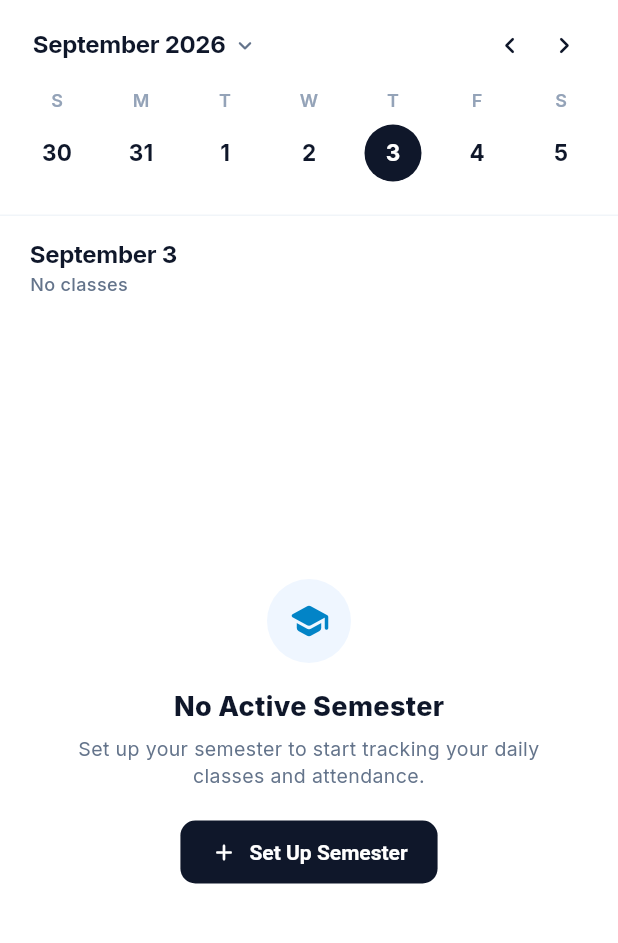
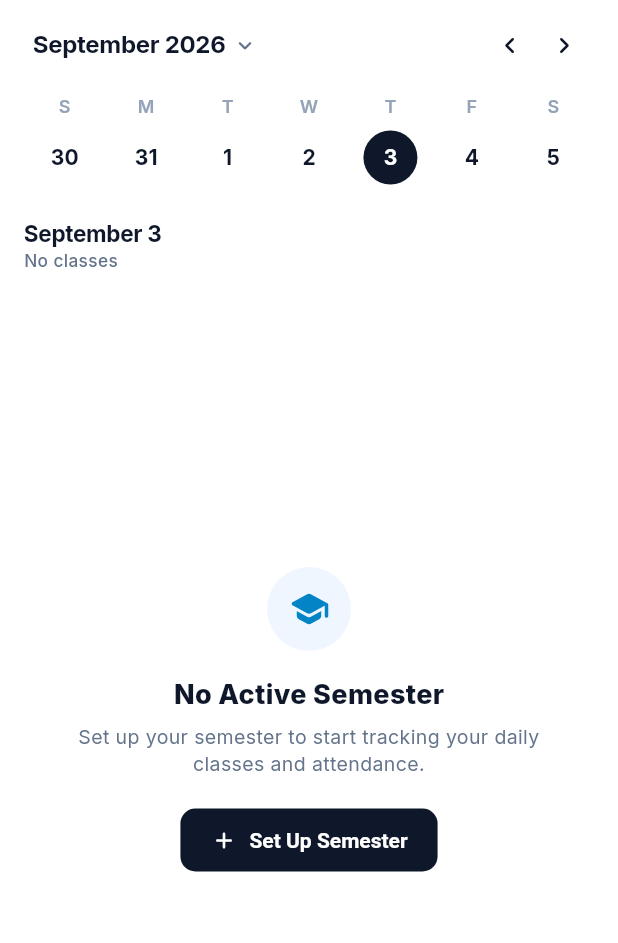
Before and after one commit to a3ryk/classtrack, a Flutter app: the CalendarScreen screen opened directly, on a phone screen of 412 x 824 dp, the part 84-1027 px from its top. Run offline on Flutter 3.47's test engine with Material 3 defaults, Android fonts, the phone set to English and light mode, and no system bars; our stand-ins replace drift, file_picker, flutter_local_notifications, flutter_riverpod, flutter_svg, google_fonts and 6 more; missing offline and left inert: dart:ffi, excel, google_mlkit_text_recognition, mobile_scanner; accounts and stored records are empty; generated files the repository leaves out were written again.

Commit message:
fix(ui): resolve calendar header RenderFlex overflow, clean holiday copy, and add 120fps bottom sheet glide

```diff
--- a/lib/presentation/screens/calendar/calendar_screen.dart
+++ b/lib/presentation/screens/calendar/calendar_screen.dart
@@ -261,9 +261,9 @@ class _CalendarScreenState extends ConsumerState<CalendarScreen> with SingleTick
             Padding(
               padding: const EdgeInsets.fromLTRB(20, 16, 20, 8),
               child: Row(
-                mainAxisAlignment: MainAxisAlignment.spaceBetween,
-                children: [
-                  Text(
+                children: [
+                  Expanded(
+                    child: Text(
                       'Calendar',
                       style: TextStyle(
                         fontSize: 28,
@@ -272,8 +272,10 @@ class _CalendarScreenState extends ConsumerState<CalendarScreen> with SingleTick
                         letterSpacing: -0.8,
                       ),
                     ),
+                  ),
 
                   Row(
+                    mainAxisSize: MainAxisSize.min,
                     children: [
                       // Instant "Today" Button (Shown when not currently on today)
                       if (!isToday)
@@ -288,6 +290,7 @@ class _CalendarScreenState extends ConsumerState<CalendarScreen> with SingleTick
                                 borderRadius: BorderRadius.circular(20),
                               ),
                               child: Row(
+                                mainAxisSize: MainAxisSize.min,
                                 children: [
                                   Icon(
                                     Icons.today_rounded,
@@ -320,6 +323,7 @@ class _CalendarScreenState extends ConsumerState<CalendarScreen> with SingleTick
                             border: Border.all(color: isDark ? AppColors.borderDark : const Color(0xFFE2E8F0), width: 0.8),
                           ),
                           child: Row(
+                            mainAxisSize: MainAxisSize.min,
                             children: [
                               Icon(
                                 _viewMode == CalendarViewMode.week
@@ -351,22 +355,27 @@ class _CalendarScreenState extends ConsumerState<CalendarScreen> with SingleTick
             Padding(
               padding: const EdgeInsets.symmetric(horizontal: 20, vertical: 6),
               child: Row(
-                mainAxisAlignment: MainAxisAlignment.spaceBetween,
                 children: [
                   // Month/Year clickable button with Dropdown chevron
-                  TapScaleContainer(
+                  Expanded(
+                    child: TapScaleContainer(
                       onTap: () => _showMonthYearPickerModal(context),
                       child: Padding(
                         padding: const EdgeInsets.symmetric(vertical: 4, horizontal: 2),
                         child: Row(
-                        children: [
-                          Text(
+                          mainAxisSize: MainAxisSize.min,
+                          children: [
+                            Flexible(
+                              child: Text(
                                 monthYearTitle,
                                 style: TextStyle(
                                   fontSize: 16,
                                   fontWeight: FontWeight.w700,
                                   color: isDark ? AppColors.textPrimaryDark : AppColors.textPrimaryLight,
                                   letterSpacing: -0.2,
+                                ),
+                                maxLines: 1,
+                                overflow: TextOverflow.ellipsis,
                               ),
                             ),
                             const SizedBox(width: 4),
@@ -379,9 +388,11 @@ class _CalendarScreenState extends ConsumerState<CalendarScreen> with SingleTick
                         ),
                       ),
                     ),
+                  ),
 
                   // Left & Right Arrow Navigation
                   Row(
+                    mainAxisSize: MainAxisSize.min,
                     children: [
                       TactileIconButton(
                         icon: Icons.chevron_left_rounded,
@@ -404,23 +415,16 @@ class _CalendarScreenState extends ConsumerState<CalendarScreen> with SingleTick
               ),
             ),
 
-            const SizedBox(height: 6),
-
-            // Animated Calendar Container (Week Strip vs Full Month Grid)
-            GestureDetector(
-              onHorizontalDragEnd: (details) {
-                if (details.primaryVelocity != null) {
-                  if (details.primaryVelocity! < -200) {
-                    _nextPeriod();
-                  } else if (details.primaryVelocity! > 200) {
-                    _previousPeriod();
-                  }
-                }
-              },
-              child: AnimatedSize(
-                duration: const Duration(milliseconds: 250),
-                curve: Curves.easeInOutCubic,
-                alignment: Alignment.topCenter,
+            const SizedBox(height: 10),
+
+            // Week Strip / Month Grid with Smooth View Transition
+            AnimatedSize(
+              duration: const Duration(milliseconds: 280),
+              curve: Curves.easeOutCubic,
+              child: AnimatedSwitcher(
+                duration: const Duration(milliseconds: 220),
+                switchInCurve: Curves.easeOutCubic,
+                switchOutCurve: Curves.easeInCubic,
                 child: _viewMode == CalendarViewMode.week
                     ? _buildWeekStrip(isDark, getSessionsForDay)
                     : _buildMonthGrid(isDark, getSessionsForDay),
@@ -429,49 +433,47 @@ class _CalendarScreenState extends ConsumerState<CalendarScreen> with SingleTick
 
             const SizedBox(height: 14),
 
-            // Subtle Full-Width Divider Line
-            Divider(
-              height: 1,
-              thickness: 1,
-              color: isDark ? AppColors.borderDark : const Color(0xFFF1F5F9),
-            ),
-
-            const SizedBox(height: 14),
-
             // Selected Date & Attended Status Header
             Padding(
-              padding: const EdgeInsets.symmetric(horizontal: 20),
+              padding: const EdgeInsets.symmetric(horizontal: 16),
               child: Row(
-                mainAxisAlignment: MainAxisAlignment.spaceBetween,
-                children: [
-                  Column(
+                children: [
+                  Expanded(
+                    child: Column(
                       crossAxisAlignment: CrossAxisAlignment.start,
                       children: [
                         Text(
                           dayHeaderTitle,
                           style: TextStyle(
-                          fontSize: 16,
+                            fontSize: 15,
                             fontWeight: FontWeight.w700,
                             color: isDark ? AppColors.textPrimaryDark : AppColors.textPrimaryLight,
                             letterSpacing: -0.2,
                           ),
+                          maxLines: 1,
+                          overflow: TextOverflow.ellipsis,
                         ),
                         Text(
                           isSelectedDateHoliday
-                            ? 'Holiday • No attendance penalty'
+                              ? 'Holiday'
                               : (totalHeld > 0 ? 'Attended $presentCount of $totalHeld' : 'No classes'),
                           style: TextStyle(
-                          fontSize: 12,
+                            fontSize: 11.5,
                             fontWeight: FontWeight.w500,
                             color: isSelectedDateHoliday
                                 ? const Color(0xFFD97706)
                                 : (isDark ? AppColors.textSecondaryDark : AppColors.textSecondaryLight),
                           ),
-                      ),
-                    ],
-                  ),
+                          maxLines: 1,
+                          overflow: TextOverflow.ellipsis,
+                        ),
+                      ],
+                    ),
+                  ),
+                  const SizedBox(width: 6),
                   if (!ref.watch(activeSemesterProvider).isUnset)
                     Row(
+                      mainAxisSize: MainAxisSize.min,
                       children: [
                         if (isSelectedDateHoliday)
                           InkWell(
@@ -483,8 +485,8 @@ class _CalendarScreenState extends ConsumerState<CalendarScreen> with SingleTick
                             },
                             borderRadius: BorderRadius.circular(8),
                             child: Container(
-                              padding: const EdgeInsets.symmetric(horizontal: 9, vertical: 5),
-                              margin: const EdgeInsets.only(right: 6),
+                              padding: const EdgeInsets.symmetric(horizontal: 7, vertical: 4.5),
+                              margin: const EdgeInsets.only(right: 5),
                               decoration: BoxDecoration(
                                 color: isDark ? const Color(0xFF78350F).withValues(alpha: 0.3) : const Color(0xFFFEF3C7),
                                 borderRadius: BorderRadius.circular(8),
@@ -494,13 +496,14 @@ class _CalendarScreenState extends ConsumerState<CalendarScreen> with SingleTick
                                 ),
                               ),
                               child: Row(
-                                children: [
-                                  const Icon(Icons.close_rounded, size: 13, color: Color(0xFFD97706)),
-                                  const SizedBox(width: 3),
-                                  Text(
-                                    'Remove Holiday',
-                                    style: TextStyle(
-                                      fontSize: 11,
+                                mainAxisSize: MainAxisSize.min,
+                                children: [
+                                  const Icon(Icons.close_rounded, size: 12, color: Color(0xFFD97706)),
+                                  const SizedBox(width: 2.5),
+                                  Text(
+                                    'Remove',
+                                    style: TextStyle(
+                                      fontSize: 10.5,
                                       fontWeight: FontWeight.bold,
                                       color: isDark ? const Color(0xFFFBBF24) : const Color(0xFFB45309),
                                     ),
@@ -514,8 +517,8 @@ class _CalendarScreenState extends ConsumerState<CalendarScreen> with SingleTick
                             onTap: () => _showDeclareHolidayDialog(context, _selectedDate),
                             borderRadius: BorderRadius.circular(8),
                             child: Container(
-                              padding: const EdgeInsets.symmetric(horizontal: 9, vertical: 5),
-                              margin: const EdgeInsets.only(right: 6),
+                              padding: const EdgeInsets.symmetric(horizontal: 7, vertical: 4.5),
+                              margin: const EdgeInsets.only(right: 5),
                               decoration: BoxDecoration(
                                 color: isDark ? const Color(0xFF78350F).withValues(alpha: 0.2) : const Color(0xFFFEF3C7),
                                 borderRadius: BorderRadius.circular(8),
@@ -525,13 +528,14 @@ class _CalendarScreenState extends ConsumerState<CalendarScreen> with SingleTick
                                 ),
                               ),
                               child: Row(
-                                children: [
-                                  const Icon(Icons.beach_access_rounded, size: 13, color: Color(0xFFD97706)),
-                                  const SizedBox(width: 3),
+                                mainAxisSize: MainAxisSize.min,
+                                children: [
+                                  const Icon(Icons.beach_access_rounded, size: 12, color: Color(0xFFD97706)),
+                                  const SizedBox(width: 2.5),
                                   Text(
                                     '+ Holiday',
                                     style: TextStyle(
-                                      fontSize: 11,
+                                      fontSize: 10.5,
                                       fontWeight: FontWeight.bold,
                                       color: isDark ? const Color(0xFFFBBF24) : const Color(0xFFB45309),
                                     ),
@@ -544,7 +548,7 @@ class _CalendarScreenState extends ConsumerState<CalendarScreen> with SingleTick
                           onTap: () => _showAddExtraClassDialog(context, selectedDateIso),
                           borderRadius: BorderRadius.circular(8),
                           child: Container(
-                            padding: const EdgeInsets.symmetric(horizontal: 9, vertical: 5),
+                            padding: const EdgeInsets.symmetric(horizontal: 7, vertical: 4.5),
                             decoration: BoxDecoration(
                               color: isDark ? AppColors.pillDark : const Color(0xFFEEF2FF),
                               borderRadius: BorderRadius.circular(8),
@@ -554,17 +558,18 @@ class _CalendarScreenState extends ConsumerState<CalendarScreen> with SingleTick
                               ),
                             ),
                             child: Row(
+                              mainAxisSize: MainAxisSize.min,
                               children: [
                                 Icon(
                                   Icons.add_rounded,
-                                  size: 14,
+                                  size: 13,
                                   color: isDark ? AppColors.accentIndigoDark : AppColors.accentIndigoLight,
                                 ),
-                                const SizedBox(width: 3),
+                                const SizedBox(width: 2.5),
                                 Text(
                                   'Extra Class',
                                   style: TextStyle(
-                                    fontSize: 11,
+                                    fontSize: 10.5,
                                     fontWeight: FontWeight.bold,
                                     color: isDark ? AppColors.accentIndigoDark : AppColors.accentIndigoLight,
                                   ),
@@ -579,9 +584,26 @@ class _CalendarScreenState extends ConsumerState<CalendarScreen> with SingleTick
               ),
             ),
 
-            if (isSelectedDateHoliday)
-              Padding(
+            // Smooth & Soothing Holiday Banner in Calendar Screen
+            AnimatedSize(
+              duration: const Duration(milliseconds: 320),
+              curve: Curves.easeOutCubic,
+              child: isSelectedDateHoliday
+                  ? Padding(
                       padding: const EdgeInsets.fromLTRB(20, 10, 20, 0),
+                      child: TweenAnimationBuilder<double>(
+                        tween: Tween<double>(begin: 0.0, end: 1.0),
+                        duration: const Duration(milliseconds: 280),
+                        curve: Curves.easeOutCubic,
+                        builder: (context, opacity, child) {
+                          return Opacity(
+                            opacity: opacity,
+                            child: Transform.translate(
+                              offset: Offset(0, 4 * (1 - opacity)),
+                              child: child,
+                            ),
+                          );
+                        },
                         child: Container(
                           padding: const EdgeInsets.symmetric(horizontal: 12, vertical: 8),
                           decoration: BoxDecoration(
@@ -609,6 +631,9 @@ class _CalendarScreenState extends ConsumerState<CalendarScreen> with SingleTick
                             ],
                           ),
                         ),
+                      ),
+                    )
+                  : const SizedBox.shrink(),
             ),
 
             const SizedBox(height: 12),
@@ -860,15 +885,14 @@ class _CalendarScreenState extends ConsumerState<CalendarScreen> with SingleTick
             }
           }
 
-          return InkWell(
+          return Expanded(
+            child: InkWell(
               onTap: () {
                 setState(() {
                   _selectedDate = date;
                 });
               },
               borderRadius: BorderRadius.circular(24),
-            child: SizedBox(
-              width: 44,
               child: Column(
                 children: [
                   Text(
@@ -883,8 +907,8 @@ class _CalendarScreenState extends ConsumerState<CalendarScreen> with SingleTick
                   AnimatedContainer(
                     duration: const Duration(milliseconds: 200),
                     curve: Curves.easeOutBack,
-                    width: 38,
-                    height: 38,
+                    width: 36,
+                    height: 36,
                     decoration: BoxDecoration(
                       color: isSelected
                           ? (isDark ? AppColors.textPrimaryDark : AppColors.textPrimaryLight)
@@ -895,7 +919,7 @@ class _CalendarScreenState extends ConsumerState<CalendarScreen> with SingleTick
                     child: Text(
                       '${date.day}',
                       style: TextStyle(
-                        fontSize: 15,
+                        fontSize: 14,
                         fontWeight: FontWeight.w700,
                         color: isSelected
                             ? (isDark ? AppColors.bgDark : AppColors.surfaceLight)
--- a/lib/presentation/widgets/today_class_card.dart
+++ b/lib/presentation/widgets/today_class_card.dart
@@ -214,7 +214,7 @@ class TodayClassCard extends ConsumerWidget {
                           ),
                           const SizedBox(width: 6),
                           Text(
-                            'College Holiday · Class suspended (No penalty)',
+                            'College Holiday · Class suspended',
                             style: TextStyle(
                               fontSize: 11.5,
                               fontWeight: FontWeight.w600,
```
Also changed, not shown: lib/presentation/screens/today/today_screen.dart (+26 -4 lines), lib/presentation/widgets/declare_holiday_dialog.dart (+12 -3 lines), 1 other file. Lines whose indentation alone changed are shown as unchanged.
